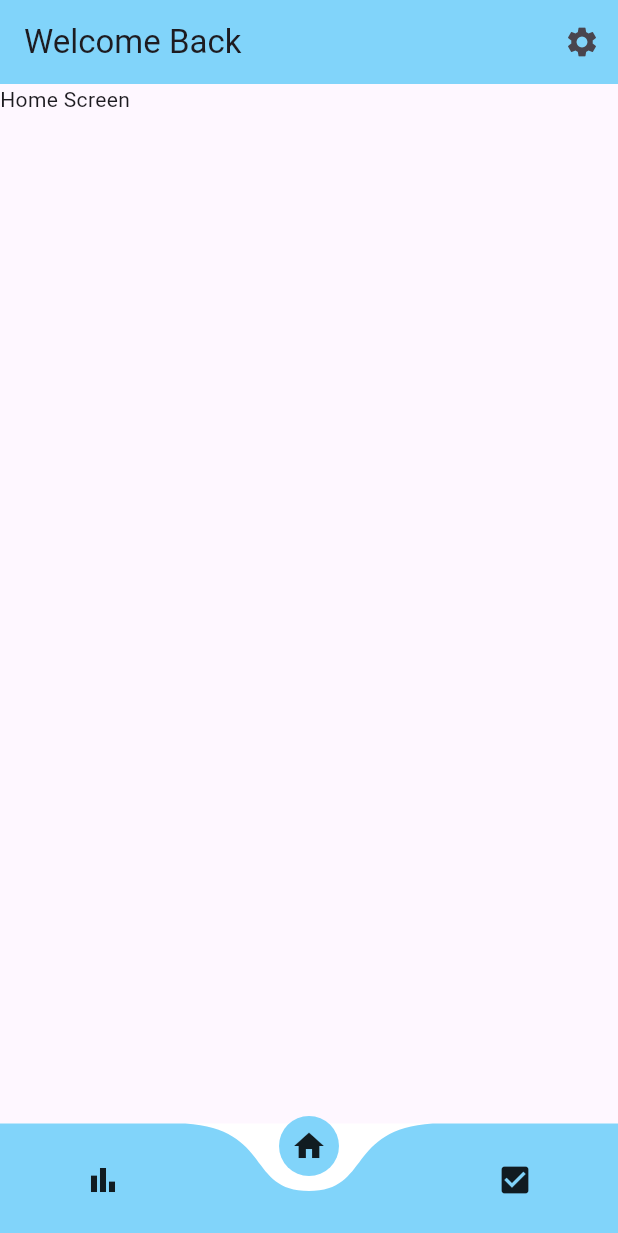
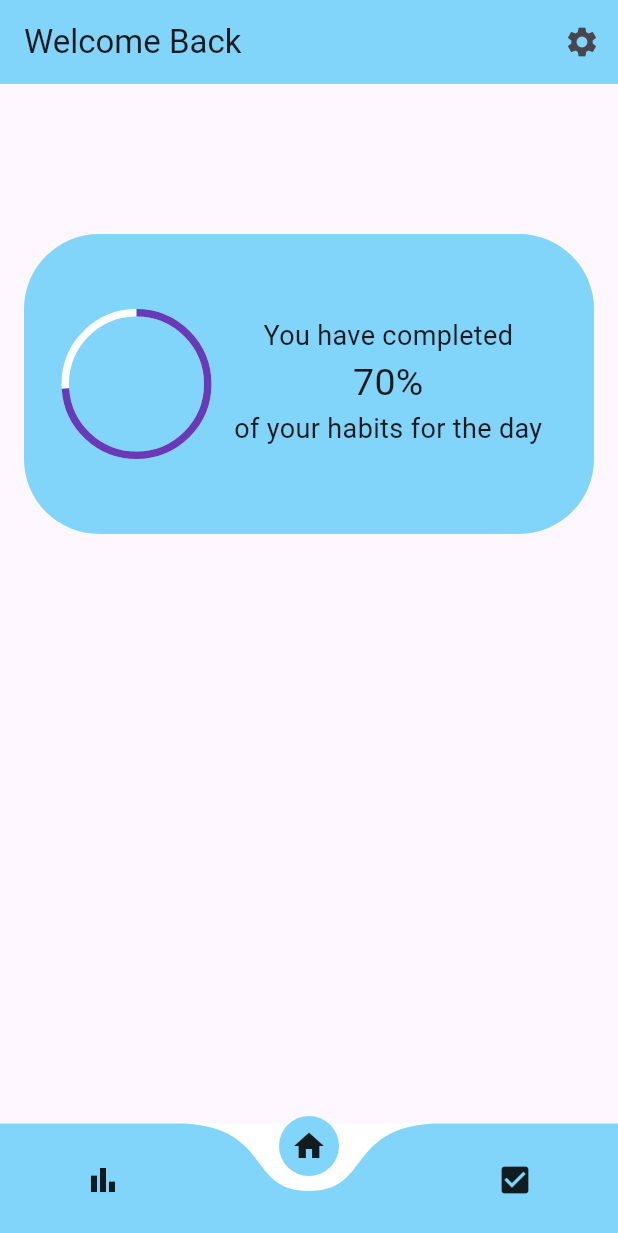
Before and after one commit to Jdare2001/Flutter-Major-Project-MoodTracker, a Flutter app: the screen it shows after launch, on a phone screen of 412 x 824 dp. Shown: the top 1233 px of the screen. Run offline on Flutter 3.47's test engine with Material 3 defaults, Android fonts, the phone set to English and light mode, and no system bars; drawn by our look-alikes of curved_navigation_bar, percent_indicator.

Commit message:
added percentage indicator for habits

```diff
--- a/lib/Screens/homeScreen.dart
+++ b/lib/Screens/homeScreen.dart
@@ -1,5 +1,5 @@
 import 'package:flutter/material.dart';
-
+import 'package:percent_indicator/percent_indicator.dart';
 import 'package:moodtracker/utilities/topAppBar.dart';
 
 class HomePage extends StatefulWidget {
@@ -14,7 +14,51 @@ class _HomePageState extends State<HomePage> {
   Widget build(BuildContext context) {
     return Scaffold(
       appBar: getTopAppBar("Welcome Back", context),
-      body: Text("Home Screen"),
+      body: Center(
+        child: Column(
+          children: [
+            const SizedBox(height: 100),
+            Container(
+              height: 200,
+              width: 380,
+              decoration: BoxDecoration(
+                borderRadius: BorderRadius.circular(50),
+                color: Colors.lightBlue.shade200,
+              ),
+              child: Row(
+                children: [
+                  const SizedBox(
+                    width: 25,
+                  ),
+                  CircularPercentIndicator(
+                    radius: 50,
+                    backgroundColor: Colors.white,
+                    percent: 0.74,
+                    progressColor: Colors.deepPurple,
+                  ),
+                  const SizedBox(
+                    width: 15,
+                  ),
+                  const Column(
+                    children: [
+                      SizedBox(
+                        height: 55,
+                      ),
+                      Text(
+                        'You have completed',
+                        style: TextStyle(fontSize: 18),
+                      ),
+                      Text('70%', style: TextStyle(fontSize: 25)),
+                      Text('of your habits for the day',
+                          style: TextStyle(fontSize: 18)),
+                    ],
+                  )
+                ],
+              ),
+            )
+          ],
+        ),
+      ),
     );
   }
 }
--- a/pubspec.yaml
+++ b/pubspec.yaml
@@ -30,7 +30,9 @@ environment:
 dependencies:
   flutter:
     sdk: flutter
+
   curved_navigation_bar: ^1.0.3
+  percent_indicator: ^4.0.1
 
   # The following adds the Cupertino Icons font to your application.
   # Use with the CupertinoIcons class for iOS style icons.
```
Also changed, not shown: pubspec.lock.
